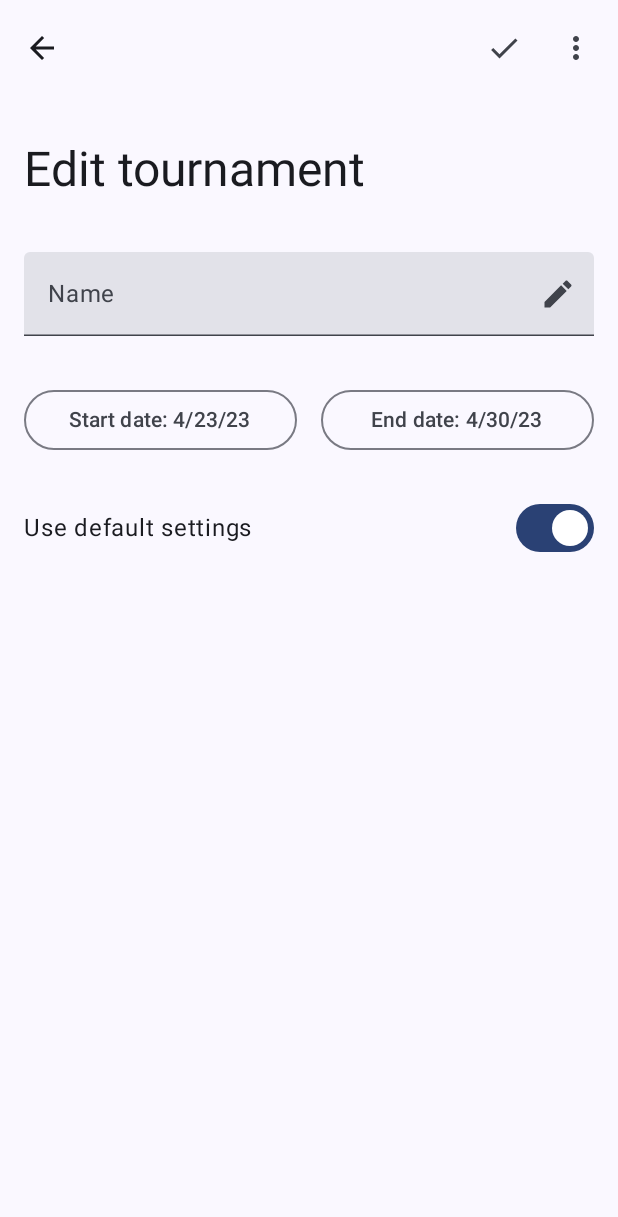
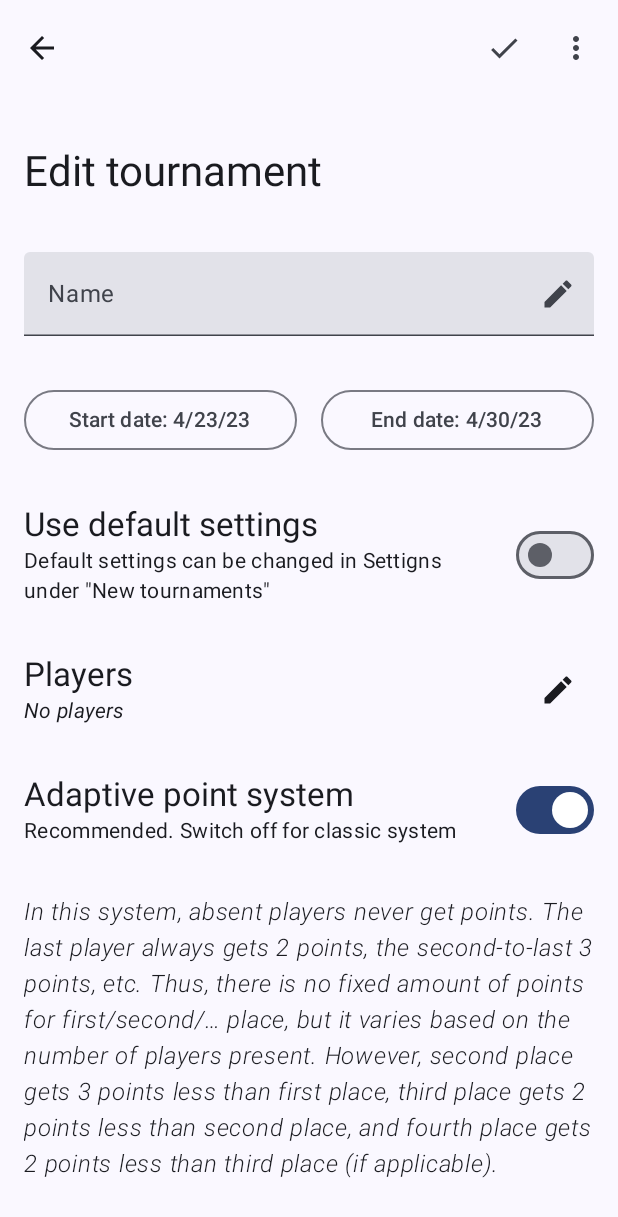
Before and after one commit to fflopsi/tournaments, an Android app built with Jetpack Compose: the screen it shows after launch (TournamentsAppActivity), after a tap on "New tournament", on a phone screen of 412 x 824 dp. Shown: the top 1217 px of the screen. Run offline under Robolectric (Android 15) with nearby library versions, the phone set to English and light mode, and no system bars; our stand-ins replace Room's generated code, accompanist, livedata-compose; libraries missing offline, so code that uses them is left out: com.google.accompanist.navigation.

Commit message:
Improve AppSettings layout #38 Add hints for defaults and empty players Initial value for defaults usage to false

```diff
--- a/app/src/main/java/me/frauenfelderflorian/tournamentscompose/ui/Shared.kt
+++ b/app/src/main/java/me/frauenfelderflorian/tournamentscompose/ui/Shared.kt
@@ -22,7 +22,6 @@ import androidx.compose.material.icons.filled.Edit
 import androidx.compose.material.icons.filled.Info
 import androidx.compose.material.icons.filled.MoreVert
 import androidx.compose.material.icons.filled.Settings
-import androidx.compose.material.icons.filled.Star
 import androidx.compose.material.icons.outlined.Info
 import androidx.compose.material3.AlertDialog
 import androidx.compose.material3.Divider
@@ -32,11 +31,11 @@ import androidx.compose.material3.ExperimentalMaterial3Api
 import androidx.compose.material3.Icon
 import androidx.compose.material3.IconButton
 import androidx.compose.material3.MaterialTheme
+import androidx.compose.material3.OutlinedTextField
 import androidx.compose.material3.SnackbarHostState
 import androidx.compose.material3.Switch
 import androidx.compose.material3.Text
 import androidx.compose.material3.TextButton
-import androidx.compose.material3.TextField
 import androidx.compose.material3.TopAppBarScrollBehavior
 import androidx.compose.runtime.Composable
 import androidx.compose.runtime.MutableState
@@ -99,7 +98,7 @@ fun TopAppBarTitle(text: String, scrollBehavior: TopAppBarScrollBehavior) {
         overflow = TextOverflow.Ellipsis,
         maxLines = if (scrollBehavior.state.collapsedFraction < 0.5f) 2 else 1,
         style = if (scrollBehavior.state.collapsedFraction < 0.5f) {
-            MaterialTheme.typography.headlineLarge
+            MaterialTheme.typography.headlineMedium
         } else {
             MaterialTheme.typography.headlineSmall
         },
@@ -200,9 +199,17 @@ fun PlayersSetting(navController: NavController, players: List<String>) {
         Column(Modifier.weight(2f)) {
             Text(
                 text = stringResource(R.string.players),
-                style = MaterialTheme.typography.titleLarge,
+                style = titleStyle,
             )
-            Text(text = players.joinToString(", "), style = MaterialTheme.typography.bodyMedium)
+            Text(
+                text = if (players.isNotEmpty()) {
+                    players.joinToString(", ")
+                } else {
+                    stringResource(R.string.no_players)
+                },
+                style = detailsStyle,
+                fontStyle = if (players.isNotEmpty()) FontStyle.Normal else FontStyle.Italic,
+            )
         }
         IconButton({
             navController.navigate(
@@ -220,7 +227,7 @@ fun PlayersSetting(navController: NavController, players: List<String>) {
 fun PointSystemSettings(
     adaptivePoints: MutableState<Boolean>,
     onClickAdaptivePoints: () -> Unit,
-    firstPointsString: MutableState<Int?>,
+    firstPoints: MutableState<Int?>,
     onChangeFirstPoints: (String) -> Unit,
 ) {
     Column {
@@ -251,12 +258,12 @@ fun PointSystemSettings(
             enter = expandVertically(expandFrom = Alignment.Top),
             exit = shrinkVertically(shrinkTowards = Alignment.Top),
         ) {
-            TextField(
-                value = firstPointsString.value?.toString() ?: "",
+            OutlinedTextField(
+                value = firstPoints.value?.toString() ?: "",
                 onValueChange = onChangeFirstPoints,
                 singleLine = true,
                 label = { Text(stringResource(R.string.first_points)) },
-                trailingIcon = { Icon(Icons.Default.Star, null) },
+                trailingIcon = { Icon(Icons.Default.Edit, null) },
                 keyboardOptions = KeyboardOptions(keyboardType = KeyboardType.Number),
                 modifier = Modifier
                     .fillMaxWidth()
--- a/app/src/main/java/me/frauenfelderflorian/tournamentscompose/ui/TournamentEditor.kt
+++ b/app/src/main/java/me/frauenfelderflorian/tournamentscompose/ui/TournamentEditor.kt
@@ -80,7 +80,7 @@ fun TournamentEditor(
     today -= today % 86400000 // Remove the passed milliseconds since the beginning of the day
     var start by rememberSaveable { mutableStateOf(tournament?.t?.start ?: today) }
     var end by rememberSaveable { mutableStateOf(tournament?.t?.end ?: (today + 7 * 86400000)) }
-    var useDefaults by rememberSaveable { mutableStateOf(true) }
+    var useDefaults by rememberSaveable { mutableStateOf(false) }
     val players = rememberMutableStateListOf<String>()
     val adaptivePoints = rememberSaveable {
         mutableStateOf(tournament?.t?.useAdaptivePoints ?: true)
@@ -250,12 +250,13 @@ fun TournamentEditor(
                         .clickable { useDefaults = !useDefaults }
                         .padding(normalPadding),
                 ) {
-                    Text(
-                        text = stringResource(R.string.use_defaults),
-                        modifier = Modifier
-                            .weight(2f)
-                            .align(Alignment.CenterVertically),
-                    )
+                    Column(Modifier.weight(2f)) {
+                        Text(text = stringResource(R.string.use_defaults), style = titleStyle)
+                        Text(
+                            text = stringResource(R.string.use_defaults_desc),
+                            style = detailsStyle,
+                        )
+                    }
                     Switch(checked = useDefaults, onCheckedChange = null)
                 }
                 AnimatedVisibility(
@@ -275,7 +276,7 @@ fun TournamentEditor(
                 PointSystemSettings(
                     adaptivePoints = adaptivePoints,
                     onClickAdaptivePoints = { adaptivePoints.value = !adaptivePoints.value },
-                    firstPointsString = firstPoints,
+                    firstPoints = firstPoints,
                     onChangeFirstPoints = {
                         try {
                             if (it != "") it.toInt()
--- a/app/src/main/res/values/strings.xml
+++ b/app/src/main/res/values/strings.xml
@@ -30,7 +30,7 @@
     <string name="point_system_adaptive_info">In this system, absent players never get points. The last player always gets 2 points, the second-to-last 3 points, etc. Thus, there is no fixed amount of points for first/second/… place, but it varies based on the number of players present. However, second place gets 3 points less than first place, third place gets 2 points less than second place, and fourth place gets 2 points less than third place (if applicable).</string>
     <string name="point_system_classic_info">Second place gets 3 points less than first place, third place gets 2 points less than second place, and fourth place gets 2 points less than third place. The system will assign negative points if necessary.</string>
     <string name="delete_tournament">Delete tournament</string>
-    <string name="give_meaningful_name">Give it a meaningful name</string>
+    <string name="give_meaningful_name">Give the tournament a meaningful name</string>
     <string name="start_date">Start date</string>
     <string name="end_date">End date</string>
     <string name="use_defaults">Use default settings</string>
@@ -63,9 +63,9 @@
     <string name="game_overview">Game overview</string>
     <string name="use_dynamic_color">Use Dynamic Color</string>
     <string name="more_actions">More actions</string>
-    <string name="delete_game_hint">This Game will be deleted. This action cannot be undone.</string>
+    <string name="delete_game_hint">This game will be deleted. This action cannot be undone.</string>
     <string name="delete_tournament_hint">This Tournament and all its Games will be deleted. This action cannot be undone.</string>
-    <string name="default_tournament_settings">Default Tournament creation settings</string>
+    <string name="default_tournament_settings">Default settings for new tournaments</string>
     <string name="game">game</string>
     <string name="to">to</string>
     <string name="dynamic_color_on_desc">Use a color scheme from your wallpaper</string>
@@ -81,10 +81,14 @@
     <string name="exception_file">File not found</string>
     <string name="exception_io">Error reading/writing the file</string>
     <string name="exception_json">Unexpected file contents</string>
-    <string name="export_tournaments_to_file">Export all Tournaments to a file</string>
+    <string name="export_tournaments_to_file">Export all tournaments to a file</string>
     <string name="import_from_file">Import from a file</string>
     <string name="file_mime" translatable="false">application/json</string>
     <string name="file_name_tournaments" translatable="false">AllTournaments.json</string>
     <string name="import_">Import</string>
     <string name="import_info">Do you want to import the contents of this file into the app?</string>
+    <string name="app">App</string>
+    <string name="new_tournaments">New tournaments</string>
+    <string name="no_players">No players</string>
+    <string name="use_defaults_desc">Default settings can be changed in Settigns under \"New tournaments\"</string>
 </resources>
```
Also changed, not shown: app/src/main/java/me/frauenfelderflorian/tournamentscompose/ui/AppSettings.kt (+67 -17 lines), 1 other file.
